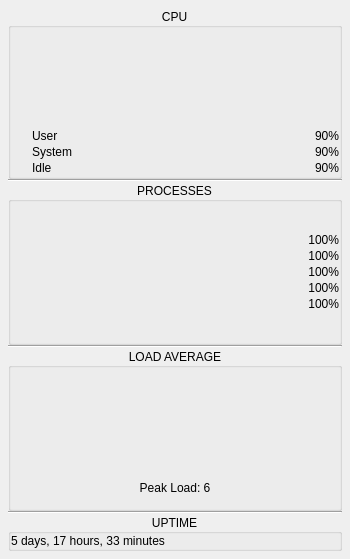
Old version of the form dde-istate-widgets/istatecpuwidget.ui in the repository SeptemberHX/dde-istate-menus.
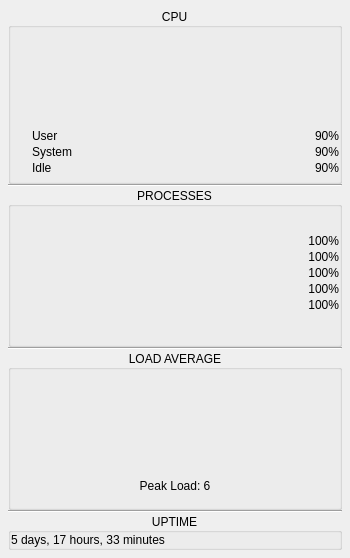
New version of the form. Custom widgets are drawn as their Qt base class.

```diff
--- a/dde-istate-widgets/istatecpuwidget.ui
+++ b/dde-istate-widgets/istatecpuwidget.ui
@@ -7,7 +7,7 @@
     <x>0</x>
     <y>0</y>
     <width>350</width>
-    <height>559</height>
+    <height>558</height>
    </rect>
   </property>
   <property name="minimumSize">
@@ -63,7 +63,7 @@
        <number>0</number>
       </property>
       <property name="bottomMargin">
-       <number>0</number>
+       <number>5</number>
       </property>
       <item>
        <widget class="QWidget" name="widget" native="true">
@@ -354,7 +354,7 @@
        <number>0</number>
       </property>
       <property name="bottomMargin">
-       <number>0</number>
+       <number>5</number>
       </property>
       <property name="spacing">
        <number>0</number>
@@ -628,6 +628,18 @@
       <property name="spacing">
        <number>0</number>
       </property>
+      <property name="leftMargin">
+       <number>0</number>
+      </property>
+      <property name="topMargin">
+       <number>0</number>
+      </property>
+      <property name="rightMargin">
+       <number>0</number>
+      </property>
+      <property name="bottomMargin">
+       <number>5</number>
+      </property>
       <item>
        <widget class="QChartView" name="loadChartView" native="true">
         <property name="minimumSize">
```
Left out of the diff: 4 changed lines with no effect on the pictures.
